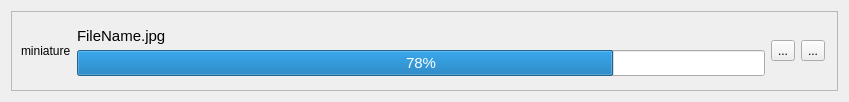
Above: ui/FileCard.ui from light-and-ray/ProstoUpscaleAI before the change. Below: the same form after it.
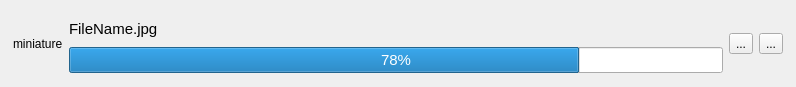
That is the form after the change. Icons and pictures are not drawn.

Commit message: button-based cards

Patch:
```diff
--- a/ui/FileCard.ui
+++ b/ui/FileCard.ui
@@ -6,8 +6,8 @@
    <rect>
     <x>0</x>
     <y>0</y>
-    <width>849</width>
-    <height>98</height>
+    <width>796</width>
+    <height>87</height>
    </rect>
   </property>
   <property name="focusPolicy">
@@ -16,42 +16,21 @@
   <property name="windowTitle">
    <string>Form</string>
   </property>
-  <layout class="QVBoxLayout" name="verticalLayout_2">
-   <item>
-    <widget class="QFrame" name="frame">
-     <property name="sizePolicy">
-      <sizepolicy hsizetype="Preferred" vsizetype="Preferred">
-       <horstretch>0</horstretch>
-       <verstretch>0</verstretch>
-      </sizepolicy>
-     </property>
-     <property name="minimumSize">
-      <size>
-       <width>600</width>
-       <height>80</height>
-      </size>
-     </property>
-     <property name="baseSize">
-      <size>
-       <width>750</width>
-       <height>86</height>
-      </size>
-     </property>
-     <property name="focusPolicy">
-      <enum>Qt::StrongFocus</enum>
-     </property>
-     <property name="autoFillBackground">
-      <bool>false</bool>
-     </property>
-     <property name="frameShape">
-      <enum>QFrame::StyledPanel</enum>
-     </property>
-     <property name="frameShadow">
-      <enum>QFrame::Raised</enum>
-     </property>
      <layout class="QHBoxLayout" name="horizontalLayout_2" stretch="2,30,1,1">
+   <property name="spacing">
+    <number>6</number>
+   </property>
+   <property name="leftMargin">
+    <number>13</number>
+   </property>
+   <property name="topMargin">
+    <number>10</number>
+   </property>
       <property name="rightMargin">
-       <number>12</number>
+    <number>13</number>
+   </property>
+   <property name="bottomMargin">
+    <number>9</number>
       </property>
       <item>
        <widget class="QLabel" name="miniature">
@@ -155,9 +134,6 @@
          <iconset theme="edit-delete">
           <normaloff>.</normaloff>.</iconset>
         </property>
-       </widget>
-      </item>
-     </layout>
     </widget>
    </item>
   </layout>
```
Lines whose indentation alone changed are shown as unchanged. The commit also changes 1 other file.
